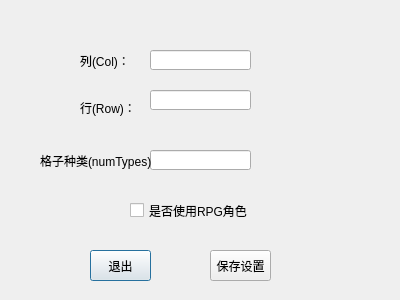
Above: Fake-Link/settings.ui from Fancyyyf/Fake-Link-25Sep-VacationWork- before the change. Below: the same form after it.
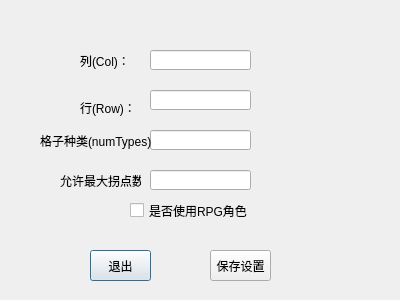
That is the form after the change.

Commit message: maxTurns, linking lines and limits

```diff
--- a/Fake-Link/settings.ui
+++ b/Fake-Link/settings.ui
@@ -63,7 +63,7 @@
    <property name="geometry">
     <rect>
      <x>150</x>
-     <y>150</y>
+     <y>130</y>
      <width>101</width>
      <height>20</height>
     </rect>
@@ -99,7 +99,7 @@
    <property name="geometry">
     <rect>
      <x>40</x>
-     <y>150</y>
+     <y>130</y>
      <width>111</width>
      <height>21</height>
     </rect>
@@ -121,6 +121,29 @@
     <string>是否使用RPG角色</string>
    </property>
   </widget>
+  <widget class="QLabel" name="turnsLabel">
+   <property name="geometry">
+    <rect>
+     <x>60</x>
+     <y>170</y>
+     <width>81</width>
+     <height>21</height>
+    </rect>
+   </property>
+   <property name="text">
+    <string>允许最大拐点数：</string>
+   </property>
+  </widget>
+  <widget class="QLineEdit" name="turnsEdit">
+   <property name="geometry">
+    <rect>
+     <x>150</x>
+     <y>170</y>
+     <width>101</width>
+     <height>20</height>
+    </rect>
+   </property>
+  </widget>
  </widget>
  <resources/>
  <connections/>
```
The commit also changes 10 other files.
